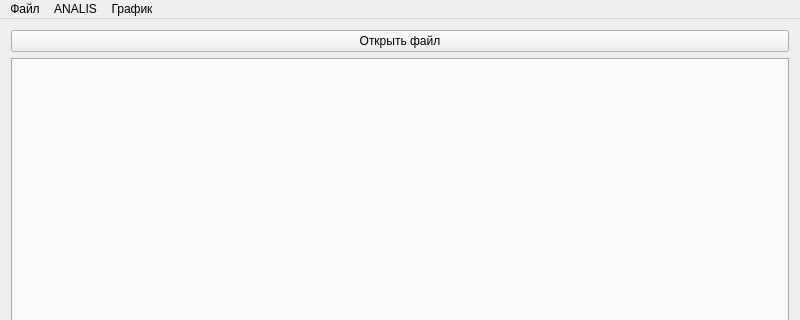
Old version of the form mainwindow.ui in the repository de1mos242/USDiplom; both pictures show x 0 to 800 and y 0 to 320 of the 800 by 600 pixel window.
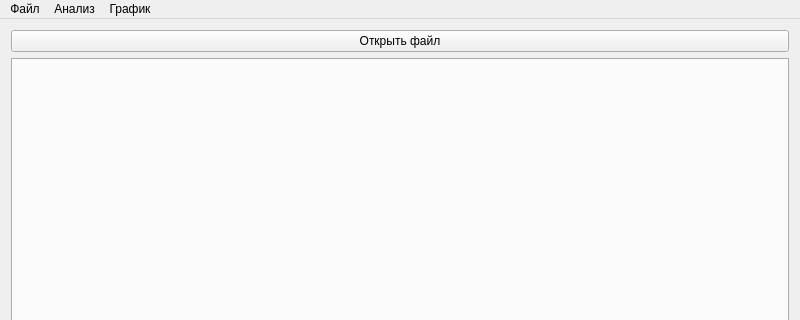
New version of the form.

```diff
--- a/mainwindow.ui
+++ b/mainwindow.ui
@@ -60,7 +60,7 @@
    </widget>
    <widget class="QMenu" name="menuANALIS">
     <property name="title">
-     <string>ANALIS</string>
+     <string>Анализ</string>
     </property>
     <addaction name="StatisticAnalyze"/>
     <addaction name="ClusterAnalyze"/>
```
Left out of the diff: 4 changed lines with no effect on the pictures.
